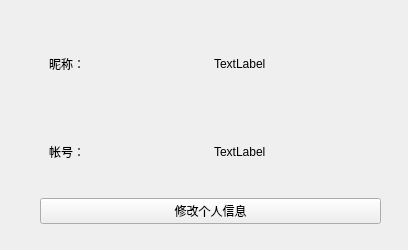
Han-Bug/Software-Engineering-Practice, file personal_info_widget/personal_interface.ui: the form before one commit.
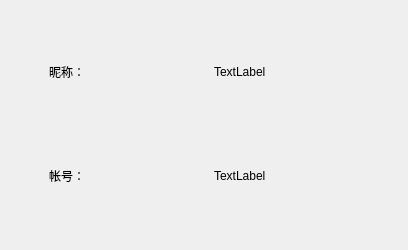
The form after the commit.

Commit message:
少量内容修改（二手市场、文章窗口调整、删除多余按钮）
添加了板块：“二手市场”
固定了关联窗口的大小
优化了文章窗口的伸缩性

```diff
--- a/personal_info_widget/personal_interface.ui
+++ b/personal_info_widget/personal_interface.ui
@@ -63,13 +63,6 @@
       </layout>
      </widget>
     </item>
-    <item>
-     <widget class="QPushButton" name="pushButton_modify">
-      <property name="text">
-       <string>修改个人信息</string>
-      </property>
-     </widget>
-    </item>
    </layout>
   </widget>
  </widget>
```
The commit also changes 6 other files.
